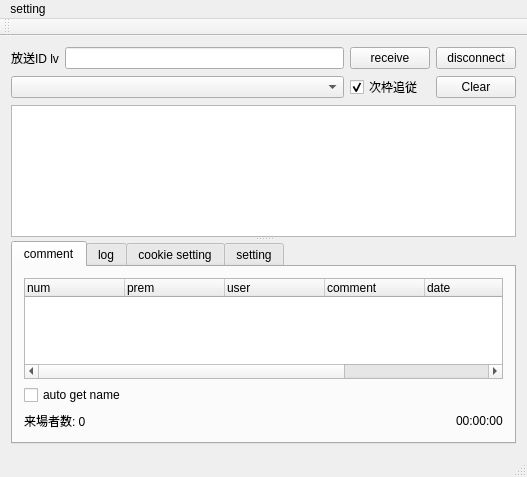
Qt form ui/mainwindow.ui (diginatu/Viqo) before a commit.
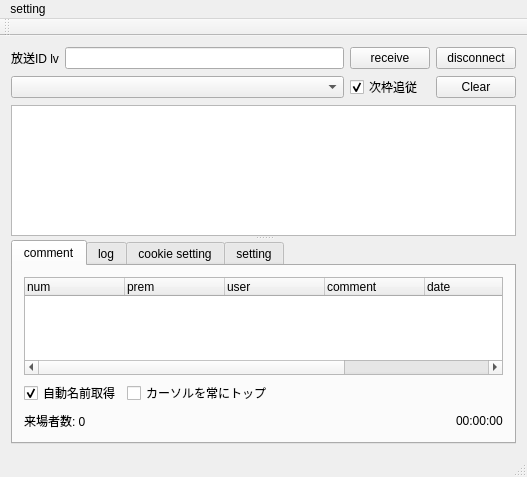
The same form after that commit.

```diff
--- a/ui/mainwindow.ui
+++ b/ui/mainwindow.ui
@@ -141,7 +141,10 @@
             <string/>
            </property>
            <property name="text">
-            <string>auto get name</string>
+            <string>自動名前取得</string>
+           </property>
+           <property name="checked">
+            <bool>true</bool>
            </property>
           </widget>
          </item>
@@ -232,6 +235,13 @@
            </column>
           </widget>
          </item>
+         <item row="1" column="1">
+          <widget class="QCheckBox" name="keep_top_chk">
+           <property name="text">
+            <string>カーソルを常にトップ</string>
+           </property>
+          </widget>
+         </item>
         </layout>
        </widget>
        <widget class="QWidget" name="log_tab">
```
Left out of the diff: 2 changed lines with no effect on the pictures.
